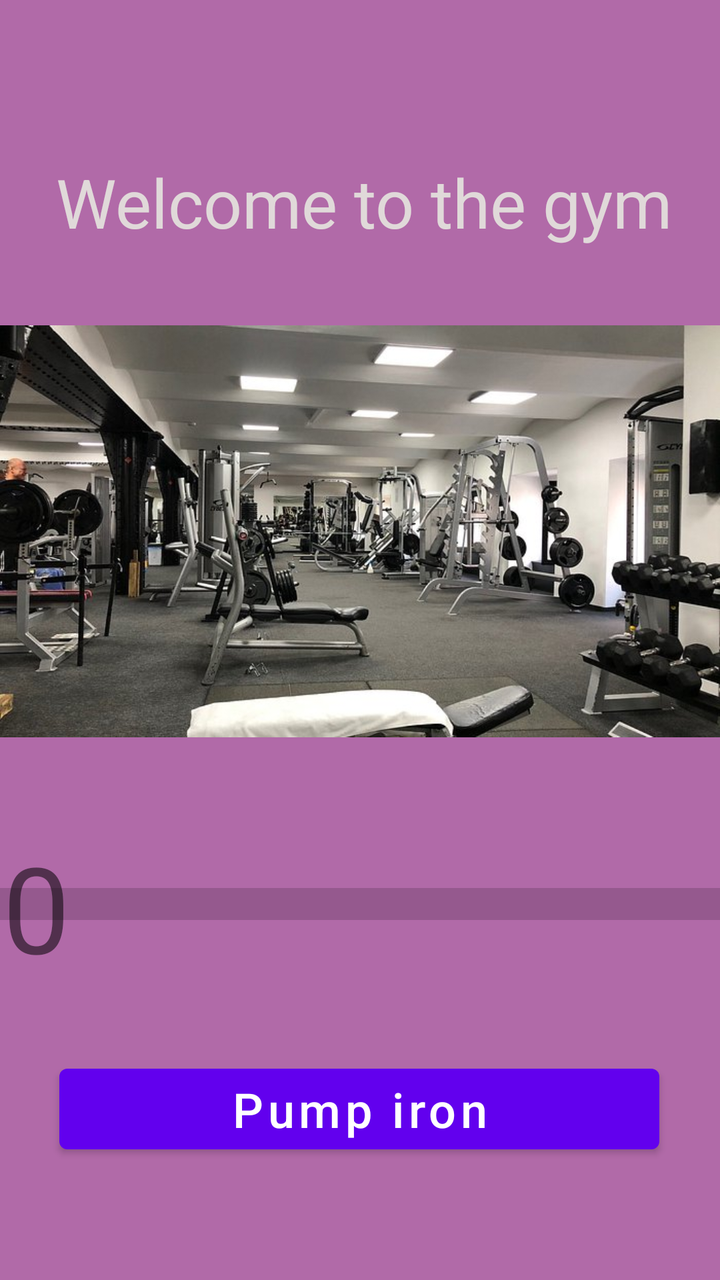
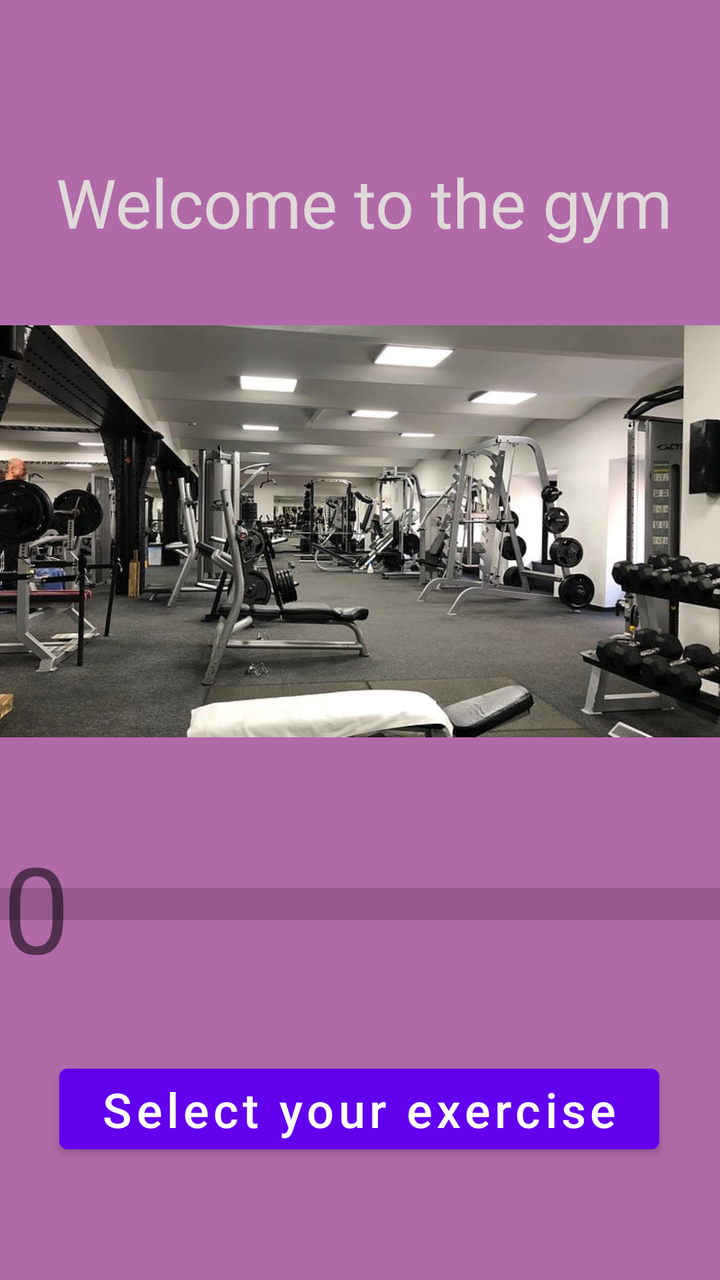

Screens rendered from an Android XML layout before and after an edit, with the pre-edit source and the edit as a unified diff.
<!-- AndroidManifest.xml: application theme Theme.GamifiedWorkoutTracker -->
<!-- res/layout/activity_title_screen.xml -->
<?xml version="1.0" encoding="utf-8"?>
<androidx.constraintlayout.widget.ConstraintLayout xmlns:android="http://schemas.android.com/apk/res/android"
    xmlns:app="http://schemas.android.com/apk/res-auto"
    xmlns:tools="http://schemas.android.com/tools"
    android:id="@+id/main"
    android:layout_width="match_parent"
    android:layout_height="match_parent"
    android:background="#B16AA8"
    tools:context=".TitleScreen">

    <Button
        android:id="@+id/pumpIron"
        android:layout_width="300dp"
        android:layout_height="wrap_content"
        android:text="Pump iron"
        android:textAllCaps="false"
        android:textSize="24sp"
        app:layout_constraintBottom_toBottomOf="parent"
        app:layout_constraintEnd_toEndOf="parent"
        app:layout_constraintHeight_max="wrap"
        app:layout_constraintHorizontal_bias="0.495"
        app:layout_constraintStart_toStartOf="parent"
        app:layout_constraintTop_toTopOf="parent"
        app:layout_constraintVertical_bias="0.899"
        app:layout_constraintWidth_max="wrap" />

    <TextView
        android:id="@+id/textBox"
        android:layout_width="wrap_content"
        android:layout_height="wrap_content"
        android:text="Welcome to the gym"
        android:textColor="#E0D9D9"
        android:textSize="34sp"
        app:layout_constraintBottom_toBottomOf="parent"
        app:layout_constraintEnd_toEndOf="parent"
        app:layout_constraintHorizontal_bias="0.539"
        app:layout_constraintStart_toStartOf="parent"
        app:layout_constraintTop_toTopOf="parent"
        app:layout_constraintVertical_bias="0.132" />

    <ImageView
        android:id="@+id/benchUp"
        android:layout_width="214dp"
        android:layout_height="230dp"
        android:visibility="invisible"
        app:layout_constraintBottom_toBottomOf="parent"
        app:layout_constraintEnd_toEndOf="parent"
        app:layout_constraintHorizontal_bias="0.497"
        app:layout_constraintStart_toStartOf="parent"
        app:layout_constraintTop_toTopOf="parent"
        app:layout_constraintVertical_bias="0.499"
        app:srcCompat="@drawable/bench" />

    <ImageView
        android:id="@+id/gymImage"
        android:layout_width="wrap_content"
        android:layout_height="wrap_content"
        android:visibility="visible"
        app:layout_constraintBottom_toBottomOf="parent"
        app:layout_constraintEnd_toEndOf="parent"
        app:layout_constraintHorizontal_bias="0.0"
        app:layout_constraintStart_toStartOf="parent"
        app:layout_constraintTop_toTopOf="parent"
        app:layout_constraintVertical_bias="0.274"
        app:srcCompat="@drawable/gym" />

    <ProgressBar
        android:id="@+id/progressBar"
        style="?android:attr/progressBarStyleHorizontal"
        android:layout_width="0dp"
        android:layout_height="80dp"
        android:maxWidth="90dip"
        android:minWidth="90dip"
        android:progressTint="#4CAF50"
        android:progressTintMode="src_in"
        android:scaleY="4"
        app:layout_constraintBottom_toBottomOf="parent"
        app:layout_constraintEnd_toEndOf="parent"
        app:layout_constraintHorizontal_bias="0.497"
        app:layout_constraintStart_toStartOf="parent"
        app:layout_constraintTop_toTopOf="parent"
        app:layout_constraintVertical_bias="0.736" />

    <TextView
        android:id="@+id/progressText"
        android:layout_width="103dp"
        android:layout_height="79dp"
        android:layout_marginEnd="252dp"
        android:text="0"
        android:textSize="60sp"
        app:layout_constraintBottom_toBottomOf="parent"
        app:layout_constraintEnd_toEndOf="@+id/progressBar"
        app:layout_constraintHorizontal_bias="0.285"
        app:layout_constraintStart_toStartOf="parent"
        app:layout_constraintTop_toTopOf="parent"
        app:layout_constraintVertical_bias="0.737" />
</androidx.constraintlayout.widget.ConstraintLayout>
<!-- resources referenced by this layout -->
<resources>
  <!-- drawable bench: webp bitmap (drawable, 23756 bytes) -->
  <!-- drawable gym: jpg bitmap (drawable, 71560 bytes) -->
  <style name="Theme.GamifiedWorkoutTracker" parent="Theme.MaterialComponents.DayNight.DarkActionBar">
          
          <item name="colorPrimary">@color/purple_500</item>
          <item name="colorPrimaryVariant">@color/purple_700</item>
          <item name="colorOnPrimary">@color/white</item>
          
          <item name="colorSecondary">@color/teal_200</item>
          <item name="colorSecondaryVariant">@color/teal_700</item>
          <item name="colorOnSecondary">@color/black</item>
          
          <item name="android:statusBarColor">?attr/colorPrimaryVariant</item>
          
      </style>
  <color name="purple_500">#FF6200EE</color>
  <color name="purple_700">#FF3700B3</color>
  <color name="white">#FFFFFFFF</color>
  <color name="teal_200">#FF03DAC5</color>
  <color name="teal_700">#FF018786</color>
  <color name="black">#FF000000</color>
</resources>

<!-- the commit's change to res/layout/activity_title_screen.xml (unified diff, before → after) -->
@@ -9,10 +9,10 @@
     tools:context=".TitleScreen">
 
     <Button
-        android:id="@+id/pumpIron"
+        android:id="@+id/selectExerciseButton"
         android:layout_width="300dp"
         android:layout_height="wrap_content"
-        android:text="Pump iron"
+        android:text="Select your exercise"
         android:textAllCaps="false"
         android:textSize="24sp"
         app:layout_constraintBottom_toBottomOf="parent"
